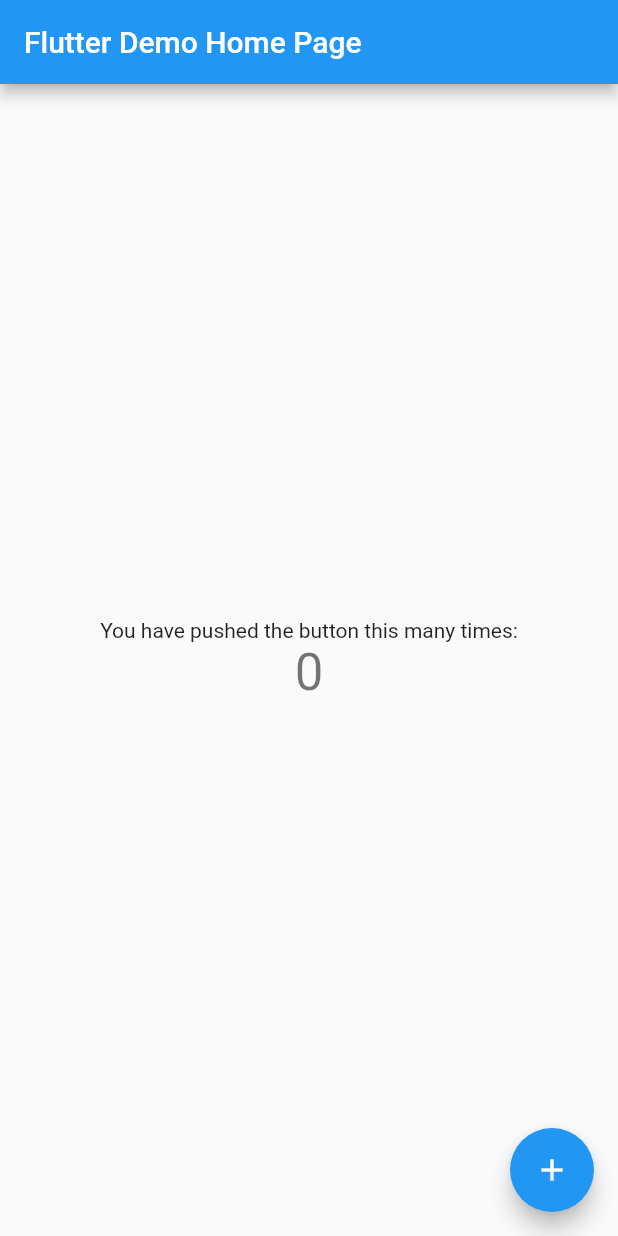
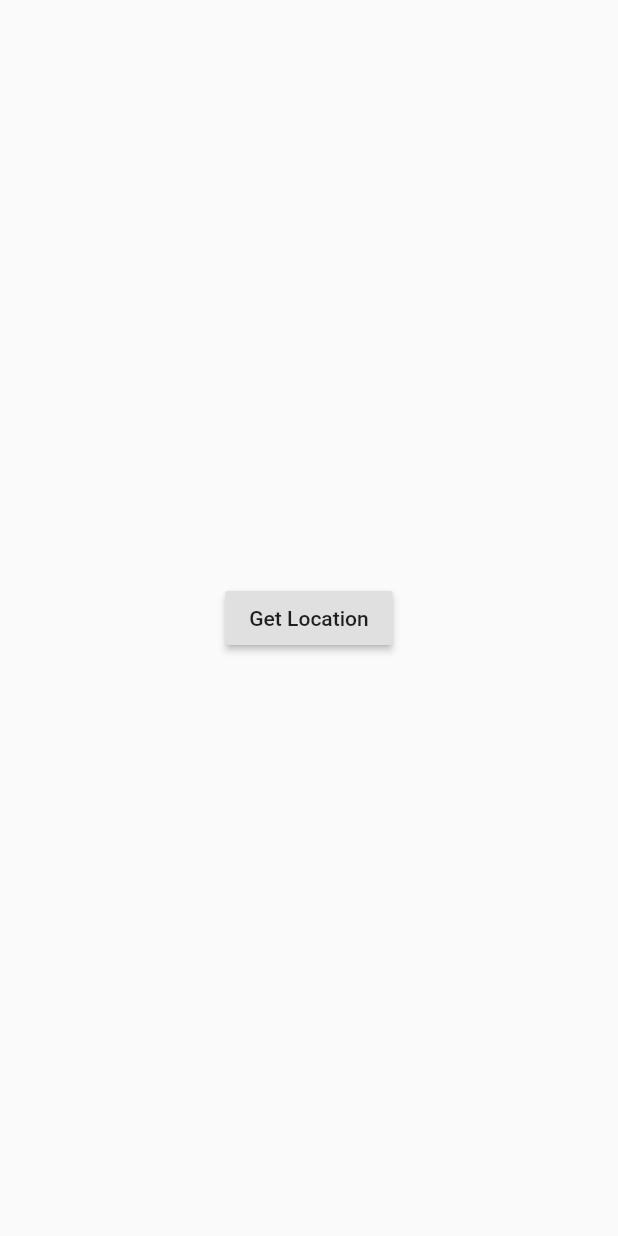
Before and after one commit to tdnghia98/weather_app, a Flutter app: the screen it shows after launch, on a phone screen of 412 x 824 dp. Run offline on Flutter 3.47's test engine with Material 2 defaults, Android fonts, the phone set to English and light mode, and no system bars.

Commit message:
Add files

```diff
--- a/lib/main.dart
+++ b/lib/main.dart
@@ -1,111 +1,14 @@
 import 'package:flutter/material.dart';
+import 'package:weather_app/screens/loading_screen.dart';
 
-void main() => runApp(MyApp());
+void main() => runApp(WeatherApp());
 
-class MyApp extends StatelessWidget {
-  // This widget is the root of your application.
+class WeatherApp extends StatelessWidget {
   @override
   Widget build(BuildContext context) {
     return MaterialApp(
-      title: 'Flutter Demo',
-      theme: ThemeData(
-        // This is the theme of your application.
-        //
-        // Try running your application with "flutter run". You'll see the
-        // application has a blue toolbar. Then, without quitting the app, try
-        // changing the primarySwatch below to Colors.green and then invoke
-        // "hot reload" (press "r" in the console where you ran "flutter run",
-        // or simply save your changes to "hot reload" in a Flutter IDE).
-        // Notice that the counter didn't reset back to zero; the application
-        // is not restarted.
-        primarySwatch: Colors.blue,
-      ),
-      home: MyHomePage(title: 'Flutter Demo Home Page'),
+      title: 'Weather App',
+      home: LoadingScreen(),
     );
   }
 }
-
-class MyHomePage extends StatefulWidget {
-  MyHomePage({Key key, this.title}) : super(key: key);
-
-  // This widget is the home page of your application. It is stateful, meaning
-  // that it has a State object (defined below) that contains fields that affect
-  // how it looks.
-
-  // This class is the configuration for the state. It holds the values (in this
-  // case the title) provided by the parent (in this case the App widget) and
-  // used by the build method of the State. Fields in a Widget subclass are
-  // always marked "final".
-
-  final String title;
-
-  @override
-  _MyHomePageState createState() => _MyHomePageState();
-}
-
-class _MyHomePageState extends State<MyHomePage> {
-  int _counter = 0;
-
-  void _incrementCounter() {
-    setState(() {
-      // This call to setState tells the Flutter framework that something has
-      // changed in this State, which causes it to rerun the build method below
-      // so that the display can reflect the updated values. If we changed
-      // _counter without calling setState(), then the build method would not be
-      // called again, and so nothing would appear to happen.
-      _counter++;
-    });
-  }
-
-  @override
-  Widget build(BuildContext context) {
-    // This method is rerun every time setState is called, for instance as done
-    // by the _incrementCounter method above.
-    //
-    // The Flutter framework has been optimized to make rerunning build methods
-    // fast, so that you can just rebuild anything that needs updating rather
-    // than having to individually change instances of widgets.
-    return Scaffold(
-      appBar: AppBar(
-        // Here we take the value from the MyHomePage object that was created by
-        // the App.build method, and use it to set our appbar title.
-        title: Text(widget.title),
-      ),
-      body: Center(
-        // Center is a layout widget. It takes a single child and positions it
-        // in the middle of the parent.
-        child: Column(
-          // Column is also a layout widget. It takes a list of children and
-          // arranges them vertically. By default, it sizes itself to fit its
-          // children horizontally, and tries to be as tall as its parent.
-          //
-          // Invoke "debug painting" (press "p" in the console, choose the
-          // "Toggle Debug Paint" action from the Flutter Inspector in Android
-          // Studio, or the "Toggle Debug Paint" command in Visual Studio Code)
-          // to see the wireframe for each widget.
-          //
-          // Column has various properties to control how it sizes itself and
-          // how it positions its children. Here we use mainAxisAlignment to
-          // center the children vertically; the main axis here is the vertical
-          // axis because Columns are vertical (the cross axis would be
-          // horizontal).
-          mainAxisAlignment: MainAxisAlignment.center,
-          children: <Widget>[
-            Text(
-              'You have pushed the button this many times:',
-            ),
-            Text(
-              '$_counter',
-              style: Theme.of(context).textTheme.display1,
-            ),
-          ],
-        ),
-      ),
-      floatingActionButton: FloatingActionButton(
-        onPressed: _incrementCounter,
-        tooltip: 'Increment',
-        child: Icon(Icons.add),
-      ), // This trailing comma makes auto-formatting nicer for build methods.
-    );
-  }
-}
--- /dev/null
+++ b/lib/screens/loading_screen.dart
@@ -0,0 +1,22 @@
+import 'package:flutter/material.dart';
+
+class LoadingScreen extends StatefulWidget {
+  @override
+  _LoadingScreenState createState() => _LoadingScreenState();
+}
+
+class _LoadingScreenState extends State<LoadingScreen> {
+  void getLocation() {}
+
+  @override
+  Widget build(BuildContext context) {
+    return Scaffold(
+      body: Center(
+        child: RaisedButton(
+          onPressed: getLocation,
+          child: Text('Get Location'),
+        ),
+      ),
+    );
+  }
+}
```
Also changed, not shown: lib/screens/city_screen.dart (added), lib/screens/location_screen.dart (added), lib/services/location.dart (added), lib/services/networking.dart (added), lib/services/weather.dart (added), lib/utilities/constants.dart (added), 1 other file.
